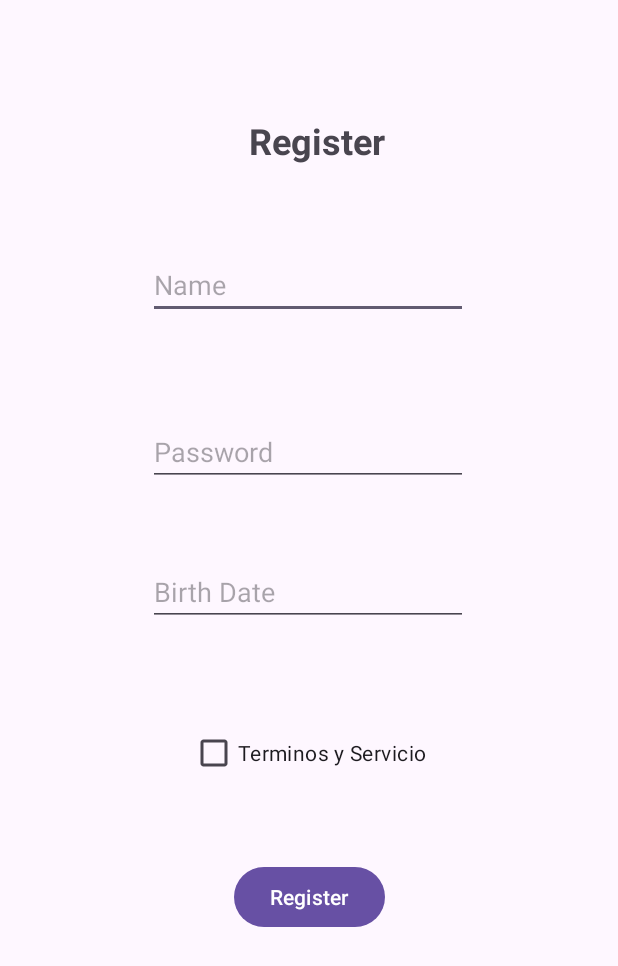
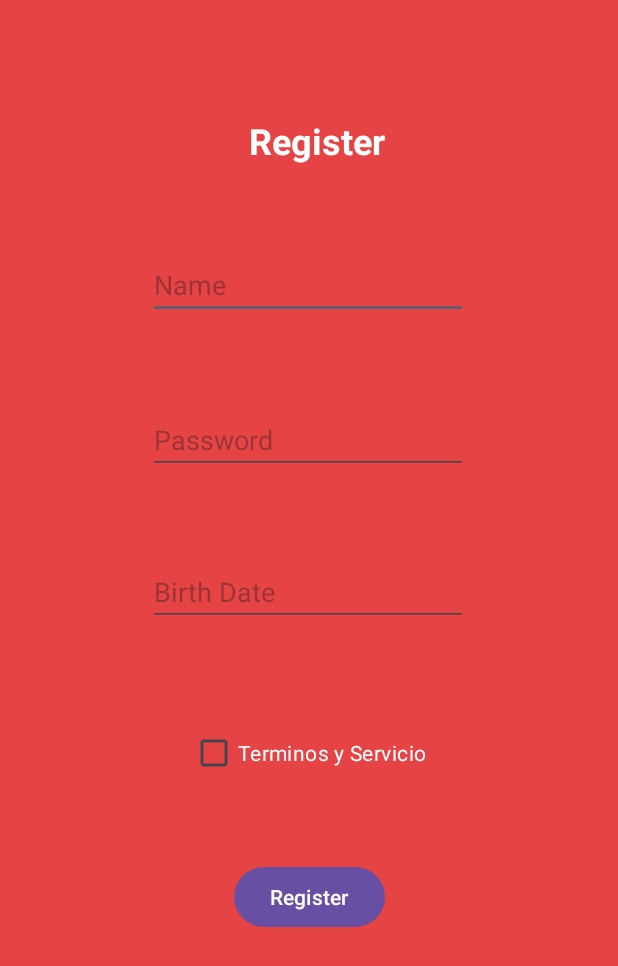
Before and after one commit to byMarkky/pig_app, an Android app: the RegisterActivity screen opened directly, with no data from a screen before it, on a phone screen of 412 x 824 dp. Shown: the top 966 px of the screen. Run offline under Robolectric (Android 15) with nearby library versions, the phone set to English and light mode, and no system bars.

Commit message:
UI Change

```diff
--- a/app/src/main/res/layout/activity_register.xml
+++ b/app/src/main/res/layout/activity_register.xml
@@ -3,7 +3,8 @@
     xmlns:app="http://schemas.android.com/apk/res-auto"
     xmlns:tools="http://schemas.android.com/tools"
     android:layout_width="match_parent"
-    android:layout_height="match_parent">
+    android:layout_height="match_parent"
+    android:background="@color/red_title">
 
     <EditText
         android:id="@+id/registerName"
@@ -13,6 +14,7 @@
         android:hint="Name"
         android:inputType="text"
         android:maxLength="10"
+        android:textColor="@color/white"
         app:layout_constraintBottom_toBottomOf="parent"
         app:layout_constraintEnd_toEndOf="parent"
         app:layout_constraintHorizontal_bias="0.497"
@@ -28,18 +30,20 @@
         android:hint="Password"
         android:inputType="textPassword"
         android:maxLength="10"
+        android:textColor="@color/white"
         app:layout_constraintBottom_toBottomOf="parent"
         app:layout_constraintEnd_toEndOf="parent"
         app:layout_constraintHorizontal_bias="0.497"
         app:layout_constraintStart_toStartOf="parent"
         app:layout_constraintTop_toTopOf="parent"
-        app:layout_constraintVertical_bias="0.358" />
+        app:layout_constraintVertical_bias="0.348" />
 
     <CheckBox
         android:id="@+id/termsCheck"
         android:layout_width="wrap_content"
         android:layout_height="wrap_content"
         android:text="Terminos y Servicio"
+        android:textColor="@color/white"
         app:layout_constraintBottom_toBottomOf="parent"
         app:layout_constraintEnd_toEndOf="parent"
         app:layout_constraintHorizontal_bias="0.498"
@@ -63,6 +67,7 @@
         android:layout_width="wrap_content"
         android:layout_height="wrap_content"
         android:text="@string/registerText"
+        android:textColor="@color/white"
         android:textSize="24sp"
         android:textStyle="bold"
         app:layout_constraintBottom_toBottomOf="parent"
@@ -76,12 +81,13 @@
         android:id="@+id/registerDate"
         android:layout_width="wrap_content"
         android:layout_height="wrap_content"
+        android:clickable="true"
         android:ems="10"
+        android:focusable="false"
         android:hint="Birth Date"
         android:inputType="date"
-        android:focusable="false"
-        android:clickable="true"
         android:maxLines="1"
+        android:textColor="@color/white"
         app:layout_constraintBottom_toBottomOf="parent"
         app:layout_constraintEnd_toEndOf="parent"
         app:layout_constraintHorizontal_bias="0.497"
```
Also changed, not shown: app/src/main/java/com/example/pig_marco_ramos/identification/RegisterActivity.kt (+14 -27 lines), app/src/main/res/layout/activity_login.xml (+6 -1 lines).
